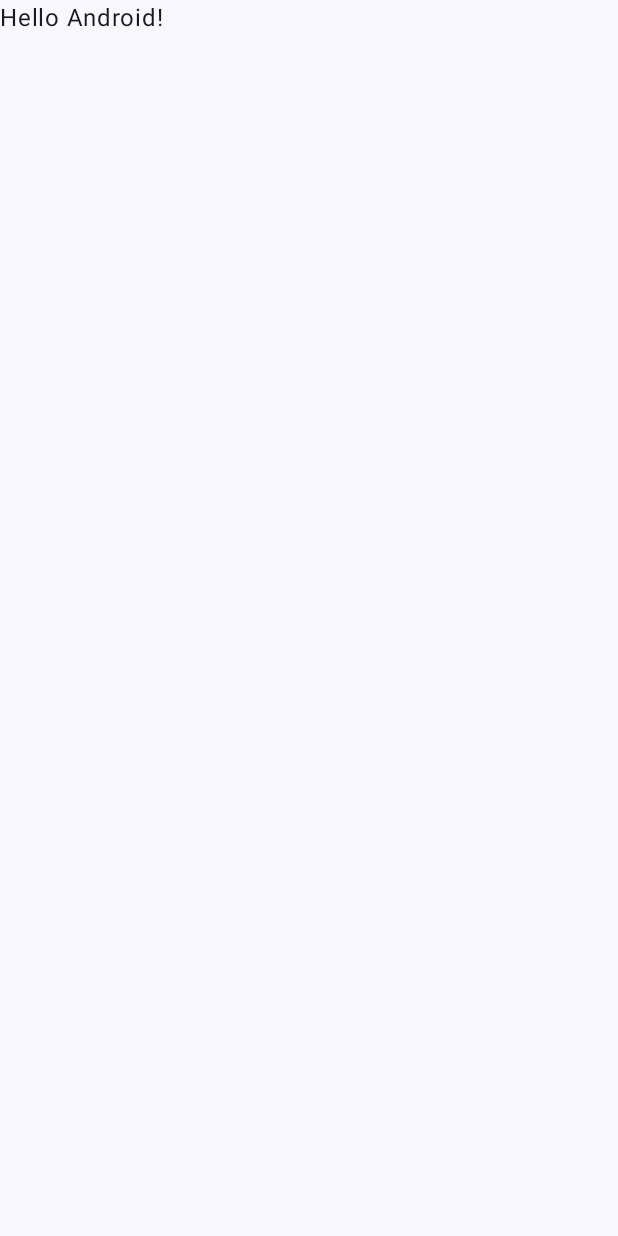
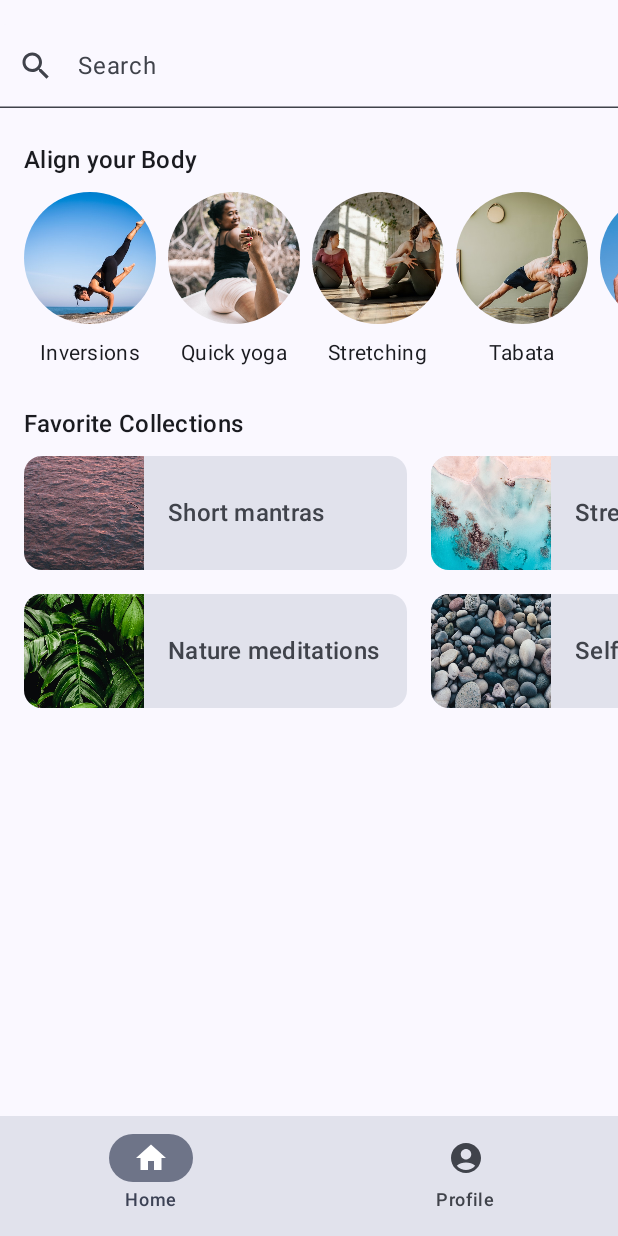
Before and after one commit to UstinovaUliana/ComposeCource1, an Android app built with Jetpack Compose: the screen it shows after launch (MainActivity), on a phone screen of 412 x 824 dp. Before the commit the screen is almost empty. Run offline under Robolectric (Android 15) with nearby library versions, the phone set to English and light mode, and no system bars; our stand-ins replace window size class.

Commit message:
finish layouts(LazyGrids, slot-based,NavigationRail)

```diff
--- a/ComposeLayoutsApp/app/build.gradle.kts
+++ b/ComposeLayoutsApp/app/build.gradle.kts
@@ -59,6 +59,7 @@ dependencies {
     implementation(libs.androidx.ui.graphics)
     implementation(libs.androidx.ui.tooling.preview)
     implementation(libs.androidx.material3)
+    implementation(libs.androidx.material3.window.size)
     testImplementation(libs.junit)
     androidTestImplementation(libs.androidx.junit)
     androidTestImplementation(libs.androidx.espresso.core)
--- a/ComposeLayoutsApp/app/src/main/java/com/ustinovauliana/composelayoutsapp/MainActivity.kt
+++ b/ComposeLayoutsApp/app/src/main/java/com/ustinovauliana/composelayoutsapp/MainActivity.kt
@@ -12,7 +12,7 @@ import androidx.compose.foundation.layout.Column
 import androidx.compose.foundation.layout.PaddingValues
 import androidx.compose.foundation.layout.Row
 import androidx.compose.foundation.layout.Spacer
-import androidx.compose.foundation.layout.fillMaxSize
+import androidx.compose.foundation.layout.fillMaxHeight
 import androidx.compose.foundation.layout.fillMaxWidth
 import androidx.compose.foundation.layout.height
 import androidx.compose.foundation.layout.heightIn
@@ -21,90 +21,218 @@ import androidx.compose.foundation.layout.paddingFromBaseline
 import androidx.compose.foundation.layout.size
 import androidx.compose.foundation.layout.width
 import androidx.compose.foundation.lazy.LazyRow
+import androidx.compose.foundation.lazy.grid.GridCells
+import androidx.compose.foundation.lazy.grid.LazyHorizontalGrid
+import androidx.compose.foundation.lazy.grid.items
 import androidx.compose.foundation.lazy.items
+import androidx.compose.foundation.rememberScrollState
 import androidx.compose.foundation.shape.CircleShape
 import androidx.compose.foundation.shape.RoundedCornerShape
+import androidx.compose.foundation.verticalScroll
 import androidx.compose.material.icons.Icons
+import androidx.compose.material.icons.filled.AccountCircle
+import androidx.compose.material.icons.filled.Home
 import androidx.compose.material.icons.filled.Search
 import androidx.compose.material3.Icon
 import androidx.compose.material3.MaterialTheme
+import androidx.compose.material3.NavigationBar
+import androidx.compose.material3.NavigationBarItem
+import androidx.compose.material3.NavigationRail
+import androidx.compose.material3.NavigationRailItem
 import androidx.compose.material3.Scaffold
 import androidx.compose.material3.Surface
 import androidx.compose.material3.Text
 import androidx.compose.material3.TextField
 import androidx.compose.material3.TextFieldDefaults
+import androidx.compose.material3.windowsizeclass.ExperimentalMaterial3WindowSizeClassApi
+import androidx.compose.material3.windowsizeclass.WindowSizeClass
+import androidx.compose.material3.windowsizeclass.WindowWidthSizeClass
+import androidx.compose.material3.windowsizeclass.calculateWindowSizeClass
 import androidx.compose.runtime.Composable
 import androidx.compose.ui.Alignment
 import androidx.compose.ui.Modifier
 import androidx.compose.ui.draw.clip
-import androidx.compose.ui.graphics.Color
 import androidx.compose.ui.layout.ContentScale
 import androidx.compose.ui.res.painterResource
 import androidx.compose.ui.res.stringResource
-import androidx.compose.ui.text.TextStyle
-import androidx.compose.ui.text.style.TextAlign
 import androidx.compose.ui.tooling.preview.Preview
 import androidx.compose.ui.unit.dp
 import com.ustinovauliana.composelayoutsapp.ui.theme.ComposeLayoutsAppTheme
 
 class MainActivity : ComponentActivity() {
+    @OptIn(ExperimentalMaterial3WindowSizeClassApi::class)
     override fun onCreate(savedInstanceState: Bundle?) {
         super.onCreate(savedInstanceState)
         enableEdgeToEdge()
         setContent {
-            ComposeLayoutsAppTheme {
-                Scaffold(modifier = Modifier.fillMaxSize()) { innerPadding ->
-                    Greeting(
-                        name = "Android",
-                        modifier = Modifier.padding(innerPadding)
-                    )
-                }
+            val windowSizeClass = calculateWindowSizeClass(this)
+            LayoutsApp(windowSizeClass)
+        }
+    }
+}
+
+@Composable
+fun LayoutsApp(windowSize: WindowSizeClass) {
+    when (windowSize.widthSizeClass) {
+        WindowWidthSizeClass.Compact -> {
+            LayoutsAppPortrait()
+        } else -> {
+            LayoutsAppLandscape()
+        }
+    }
+}
+
+@Composable
+private fun HomeBottomNavigation(modifier: Modifier = Modifier) {
+    NavigationBar(
+        modifier = modifier,
+        containerColor = MaterialTheme.colorScheme.surfaceVariant
+    ) {
+        NavigationBarItem(
+            selected = true,
+            onClick = { /*TODO*/ },
+            icon = {
+                Icon(
+                    imageVector = Icons.Default.Home,
+                    contentDescription = null
+                )
+            },
+            label = {
+                Text(text = stringResource(id = R.string.bottom_navigation_home))
+            })
+        NavigationBarItem(
+            selected = false,
+            onClick = { /*TODO*/ },
+            icon = {
+                Icon(
+                    imageVector = Icons.Default.AccountCircle,
+                    contentDescription = null
+                )
+            },
+            label = {
+                Text(text = stringResource(id = R.string.bottom_navigation_profile))
+            })
+    }
+}
+
+@Composable
+fun LayoutsAppLandscape() {
+    ComposeLayoutsAppTheme {
+        Surface(color = MaterialTheme.colorScheme.background) {
+            Row {
+                HomeNavigationRail()
+                HomeScreen()
             }
         }
     }
 }
 
 @Composable
-fun Greeting(name: String, modifier: Modifier = Modifier) {
-    Text(
-        text = "Hello $name!",
-        modifier = modifier
-    )
-}
-
-@Preview(showBackground = true)
-@Composable
-fun GreetingPreview() {
-    ComposeLayoutsAppTheme {
-        Greeting("Android")
+private fun HomeNavigationRail(modifier: Modifier = Modifier) {
+    NavigationRail(
+        modifier = modifier.padding(start = 8.dp, end = 8.dp),
+        containerColor = MaterialTheme.colorScheme.surfaceVariant
+    ) {
+        Column(
+            horizontalAlignment = Alignment.CenterHorizontally,
+            verticalArrangement = Arrangement.Center,
+            modifier = Modifier.fillMaxHeight(),
+        ) {
+            NavigationRailItem(
+                selected = true,
+                onClick = { /*TODO*/ },
+                icon = {
+                    Icon(
+                        imageVector = Icons.Default.Home,
+                        contentDescription = null
+                    )
+                },
+                label = {
+                    Text(text = stringResource(id = R.string.bottom_navigation_home))
+                })
+            Spacer(modifier = Modifier.height(8.dp))
+            NavigationRailItem(
+                selected = false,
+                onClick = { /*TODO*/ },
+                icon = {
+                    Icon(
+                        imageVector = Icons.Default.AccountCircle,
+                        contentDescription = null
+                    )
+                },
+                label = {
+                    Text(text = stringResource(id = R.string.bottom_navigation_profile))
+                }
+            )
+        }
     }
 }
 
-@Preview(showBackground = true)
+@Preview
 @Composable
-fun SearchBarPreview() {
+fun LayoutsAppPortrait() {
     ComposeLayoutsAppTheme {
-        SearchBar()
+        Scaffold(
+            bottomBar = {
+                HomeBottomNavigation()
+            }
+        ) { paddingValues ->
+            HomeScreen(Modifier.padding(paddingValues))
+        }
     }
 }
 
-@Preview(showBackground = true)
 @Composable
-fun AlignYourBodyElementPreview() {
-    ComposeLayoutsAppTheme {
-        AlignYourBodyElement(
-            imageId = R.drawable.ab1_inversions,
-            textId = R.string.ab1_inversions,
-            modifier = Modifier.padding(4.dp)
-        )
+fun HomeScreen(modifier: Modifier = Modifier) {
+    Column(modifier.verticalScroll(rememberScrollState())) {
+        Spacer(modifier = Modifier.height(16.dp))
+        SearchBar()
+        HomeSection(titleId = R.string.align_your_body) {
+            AlignYourBodyRow()
+        }
+        HomeSection(titleId = R.string.favorite_collections) {
+            FavouriteCollectionsGrid()
+        }
+        Spacer(modifier = Modifier.height(16.dp))
     }
 }
 
-@Preview(showBackground = true)
 @Composable
-fun AlignYourBodyRowPreview() {
-    ComposeLayoutsAppTheme {
-        AlignYourBodyRow()
+fun HomeSection(
+    @StringRes titleId: Int,
+    modifier: Modifier = Modifier,
+    content: @Composable () -> Unit
+) {
+    Column(modifier) {
+        Text(
+            stringResource(id = titleId),
+            style = MaterialTheme.typography.titleMedium,
+            modifier = Modifier
+                .paddingFromBaseline(top = 40.dp, bottom = 16.dp)
+                .padding(horizontal = 16.dp)
+        )
+        content()
+    }
+}
+
+@Composable
+fun FavouriteCollectionsGrid(
+    modifier: Modifier = Modifier
+) {
+    LazyHorizontalGrid(
+        rows = GridCells.Fixed(2),
+        contentPadding = PaddingValues(horizontal = 16.dp),
+        horizontalArrangement = Arrangement.spacedBy(16.dp),
+        verticalArrangement = Arrangement.spacedBy(16.dp),
+        modifier = modifier.height(168.dp),
+    ) {
+        items(favoriteCollectionsData) { item ->
+            FavoriteCollectionCard(
+                imageId = item.drawable,
+                textId = item.text,
+                modifier = Modifier.height(180.dp)
+            )
+        }
     }
 }
 
@@ -119,13 +247,16 @@ fun AlignYourBodyRow(modifier: Modifier = Modifier) {
         }
     }
 }
+
 @Preview(showBackground = true)
 @Composable
 fun FavoriteCollectionCardPreview() {
     ComposeLayoutsAppTheme {
-        FavoriteCollectionCard(imageId =  R.drawable.fc2_nature_meditations,
-            textId =  R.string.fc2_nature_meditations,
-            modifier = Modifier.padding(4.dp))
+        FavoriteCollectionCard(
+            imageId = R.drawable.fc2_nature_meditations,
+            textId = R.string.fc2_nature_meditations,
+            modifier = Modifier.padding(4.dp)
+        )
     }
 }
 
@@ -136,7 +267,7 @@ fun FavoriteCollectionCard(modifier: Modifier = Modifier, imageId: Int, textId:
         color = MaterialTheme.colorScheme.surfaceVariant,
         modifier = modifier
     ) {
-        Row (
+        Row(
             verticalAlignment = Alignment.CenterVertically,
             modifier = Modifier
                 .width(255.dp)
@@ -146,15 +277,14 @@ fun FavoriteCollectionCard(modifier: Modifier = Modifier, imageId: Int, textId:
                 contentDescription = "",
                 contentScale = ContentScale.Crop,
                 modifier = Modifier.size(80.dp)
-
             )
-            Text(text = stringResource(id = textId),
+            Text(
+                text = stringResource(id = textId),
                 style = MaterialTheme.typography.titleMedium,
                 modifier = Modifier.padding(horizontal = 16.dp)
             )
         }
     }
-
 }
 
 @Composable
@@ -204,6 +334,62 @@ fun SearchBar(
     )
 }
 
+
+@Preview(showBackground = true)
+@Composable
+fun SearchBarPreview() {
+    ComposeLayoutsAppTheme {
+        SearchBar()
+    }
+}
+
+@Preview(showBackground = true)
+@Composable
+fun AlignYourBodyElementPreview() {
+    ComposeLayoutsAppTheme {
+        AlignYourBodyElement(
+            imageId = R.drawable.ab1_inversions,
+            textId = R.string.ab1_inversions,
+            modifier = Modifier.padding(4.dp)
+        )
+    }
+}
+
+@Preview(showBackground = true)
+@Composable
+fun AlignYourBodyRowPreview() {
+    ComposeLayoutsAppTheme {
+        AlignYourBodyRow()
+    }
+}
+
+@Preview(showBackground = true)
+@Composable
+fun FavouriteCollectionsGridPreview() {
+    ComposeLayoutsAppTheme {
+        FavouriteCollectionsGrid()
+    }
+}
+
+@Preview(showBackground = true, backgroundColor = 0xFFF5F0EE)
+@Composable
+fun HomeSectionPreview() {
+    ComposeLayoutsAppTheme {
+        HomeSection(R.string.align_your_body) {
+            AlignYourBodyRow()
+        }
+    }
+}
+
+
+@Preview(showBackground = true, backgroundColor = 0xFFF5F0EE, heightDp = 180)
+@Composable
+fun HomeScreenPreview() {
+    ComposeLayoutsAppTheme {
+        HomeScreen()
+    }
+}
+
 private val alignYourBodyData = listOf(
     R.drawable.ab1_inversions to R.string.ab1_inversions,
     R.drawable.ab2_quick_yoga to R.string.ab2_quick_yoga,
--- a/ComposeLayoutsApp/gradle/libs.versions.toml
+++ b/ComposeLayoutsApp/gradle/libs.versions.toml
@@ -8,6 +8,7 @@ espressoCore = "3.6.1"
 lifecycleRuntimeKtx = "2.8.4"
 activityCompose = "1.9.1"
 composeBom = "2024.04.01"
+material3WindowSizeClassAndroid = "1.2.1"
 
 [libraries]
 androidx-core-ktx = { group = "androidx.core", name = "core-ktx", version.ref = "coreKtx" }
@@ -24,6 +25,7 @@ androidx-ui-tooling-preview = { group = "androidx.compose.ui", name = "ui-toolin
 androidx-ui-test-manifest = { group = "androidx.compose.ui", name = "ui-test-manifest" }
 androidx-ui-test-junit4 = { group = "androidx.compose.ui", name = "ui-test-junit4" }
 androidx-material3 = { group = "androidx.compose.material3", name = "material3" }
+androidx-material3-window-size= { group = "androidx.compose.material3", name = "material3-window-size-class-android", version.ref = "material3WindowSizeClassAndroid" }
 
 [plugins]
 android-application = { id = "com.android.application", version.ref = "agp" }
```
